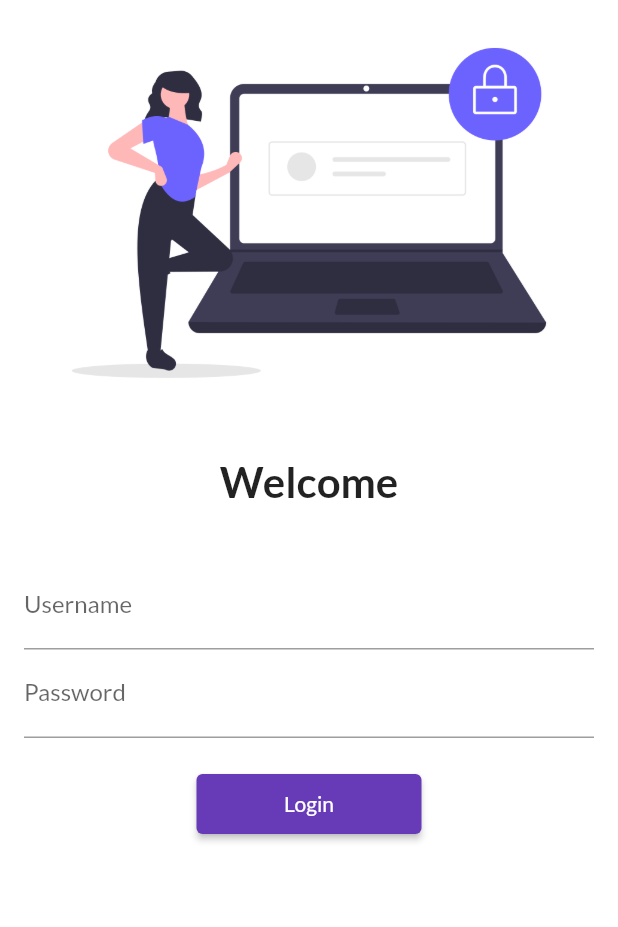
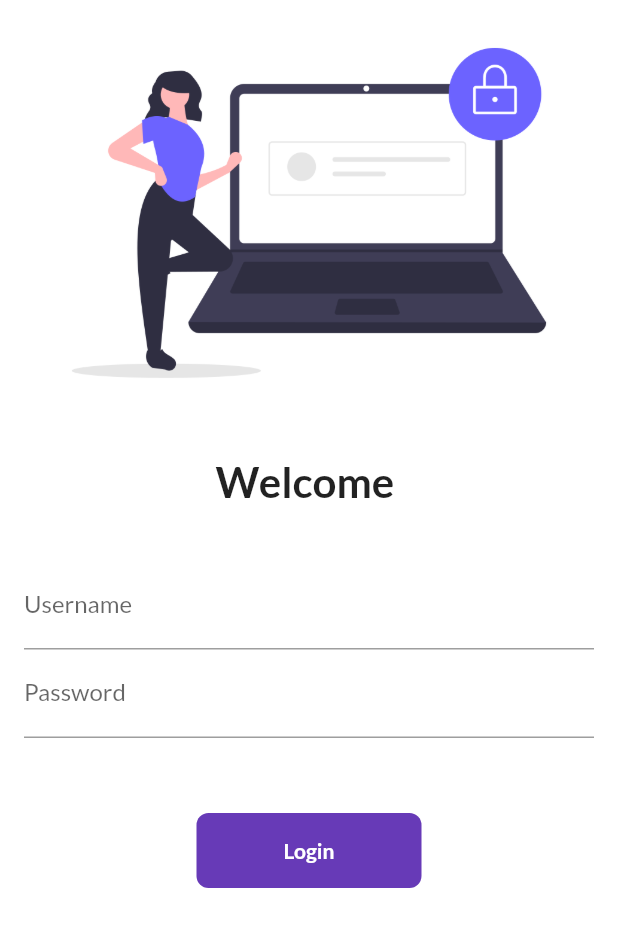
Before and after one commit to sheetal777-glitch/30days-of-flutter-catalog-app, a Flutter app: the screen it shows after launch, on a phone screen of 412 x 824 dp. Shown: the top 927 px of the screen. Run offline on Flutter 3.47's test engine with Material 2 defaults, Android fonts, the phone set to English and light mode, and no system bars; our stand-ins replace google_fonts.

Commit message:
day6 completed

```diff
--- a/lib/pages/login_page.dart
+++ b/lib/pages/login_page.dart
@@ -1,7 +1,14 @@
 import 'package:catalog_app/utils/routes.dart';
 import 'package:flutter/material.dart';
 
-class LoginPage extends StatelessWidget {
+class LoginPage extends StatefulWidget {
+  @override
+  _LoginPageState createState() => _LoginPageState();
+}
+
+class _LoginPageState extends State<LoginPage> {
+  String name = "";
+  bool changeButton = false;
   @override
   Widget build(BuildContext context) {
     return Material(
@@ -15,7 +22,7 @@ class LoginPage extends StatelessWidget {
             ),
             SizedBox(height: 20),
             Text(
-              "Welcome",
+              "Welcome $name",
               style: TextStyle(
                 fontSize: 28,
                 fontWeight: FontWeight.bold,
@@ -29,20 +36,49 @@ class LoginPage extends StatelessWidget {
                   TextFormField(
                     decoration: InputDecoration(
                         hintText: "Username", labelText: "Username"),
+                    onChanged: (value) {
+                      setState(() {
+                        name = value;
+                      });
+                    },
                   ),
                   TextFormField(
                     obscureText: true,
                     decoration: InputDecoration(
                         hintText: "Enter password", labelText: "Password"),
                   ),
-                  SizedBox(height: 20),
-                  ElevatedButton(
-                    onPressed: () {
+                  SizedBox(height: 50),
+                  InkWell(
+                    onTap: () async{
+                      setState(() {
+                        changeButton = true;
+                      });
+                      await Future.delayed(Duration(seconds: 1));
                       Navigator.pushNamed(context, MyRoutes.homeRoute);
                     },
-                    child: Text("Login"),
-                    style: TextButton.styleFrom(minimumSize: Size(150, 40)),
-                  ),
+                    child: AnimatedContainer(
+                      duration: Duration(seconds: 1),
+                      width: changeButton? 50: 150,
+                      height: 50,
+                      alignment: Alignment.center,
+                      child: changeButton ? Icon(Icons.done, color: Colors.white,) : Text(
+                        "Login",
+                        style: TextStyle(
+                            color: Colors.white, fontWeight: FontWeight.bold),
+                      ),
+                      decoration: BoxDecoration(
+                        color: Colors.deepPurple,
+                        borderRadius: BorderRadius.circular(changeButton? 50 : 8),
+                      ),
+                    ),
+                  )
+                  // ElevatedButton(
+                  //   onPressed: () {
+                  //     Navigator.pushNamed(context, MyRoutes.homeRoute);
+                  //   },
+                  //   child: Text("Login"),
+                  //   style: TextButton.styleFrom(minimumSize: Size(150, 40)),
+                  // ),
                 ],
               ),
             ),
```
